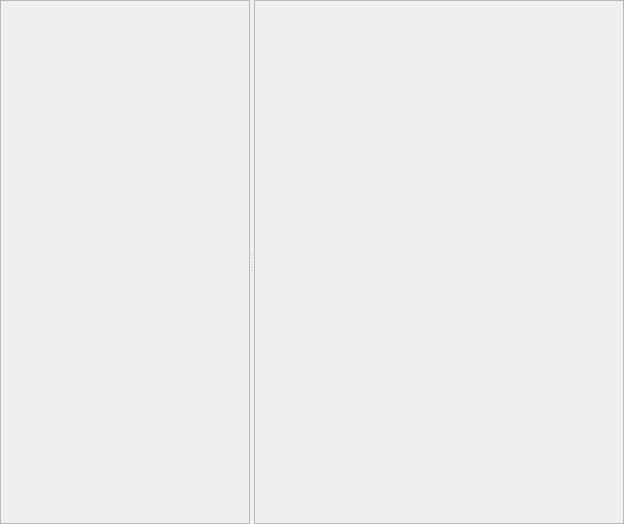
First picture: the form in templates/plotTemplate.ui, repository csparkresearch/ExpEYES17-Qt, before the edit.
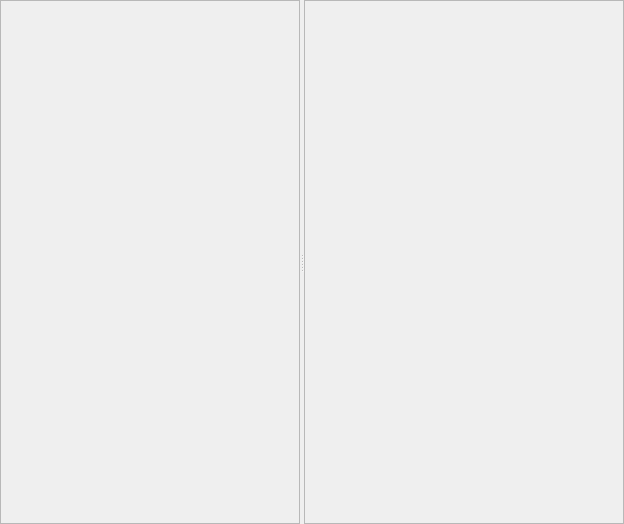
Second picture: the form after the edit.

```diff
--- a/templates/plotTemplate.ui
+++ b/templates/plotTemplate.ui
@@ -28,7 +28,7 @@
      <widget class="QFrame" name="widgets">
       <property name="maximumSize">
        <size>
-        <width>250</width>
+        <width>300</width>
         <height>16777215</height>
        </size>
       </property>
```
